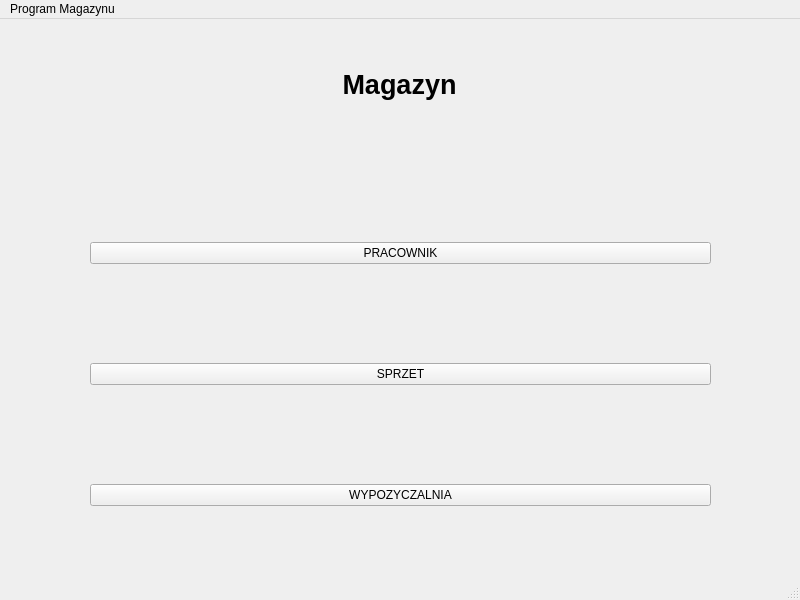
The window that Magazyn/magazyn.ui (SylwiaJ/projekt) describes before a commit, drawn with Qt 5.
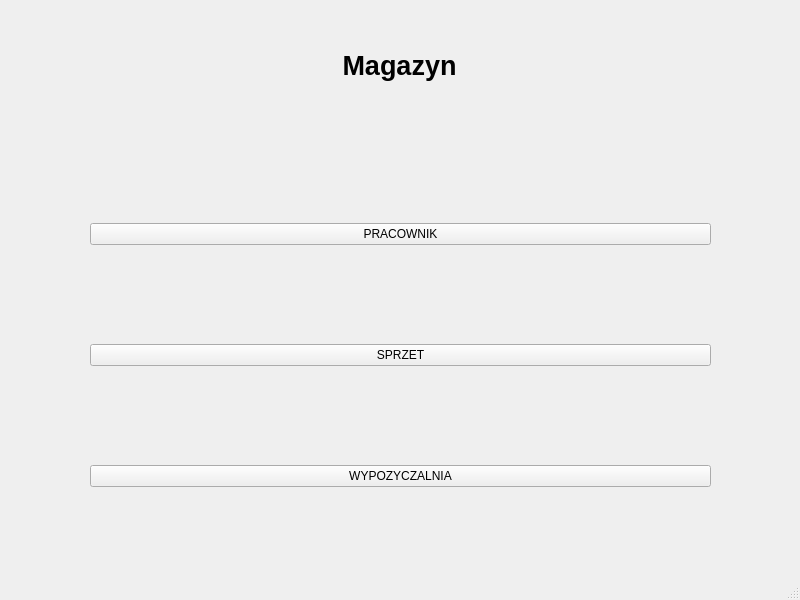
The same window after the commit.

Patch:
```diff
--- a/Magazyn/magazyn.ui
+++ b/Magazyn/magazyn.ui
@@ -95,12 +95,6 @@
      <height>22</height>
     </rect>
    </property>
-   <widget class="QMenu" name="menuProgram_Magazynu">
-    <property name="title">
-     <string>Program Magazynu</string>
-    </property>
-   </widget>
-   <addaction name="menuProgram_Magazynu"/>
   </widget>
   <widget class="QStatusBar" name="statusbar"/>
  </widget>
```
